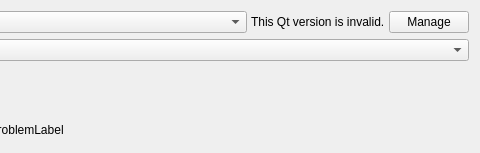
The window that src/plugins/qt4projectmanager/qt4projectconfigwidget.ui (qt-creator/qt-creator) describes before a commit, drawn with Qt 5; both pictures show x 232 to 712 and y 0 to 153 of the 712 by 153 pixel window.
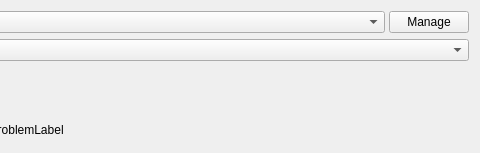
The same window after the commit. Icons and pictures are not drawn. Custom widgets are drawn as their Qt base class.

Commit message:
Preserve invalid Qt versions when loading a project
Now that we have 2.0 out we can be less strict when checking
project consistency when loading .user files.  The strictness
was necessary due to upgrading non-target projects to target
projects.

 * Allow for invalid Qt versions when loading a .user file that was not
   updated from the pre-target era.
 * Update the UI to show invalid Qt versions as invalid. Remove
   the Invalid version as soon as a valid one is imported.

This does preserve the buildsteps, too.

The edit to the form file:
```diff
--- a/src/plugins/qt4projectmanager/qt4projectconfigwidget.ui
+++ b/src/plugins/qt4projectmanager/qt4projectconfigwidget.ui
@@ -39,19 +39,6 @@
        </property>
       </widget>
      </item>
-     <item>
-      <widget class="QLabel" name="invalidQtWarningLabel">
-       <property name="sizePolicy">
-        <sizepolicy hsizetype="Maximum" vsizetype="Preferred">
-         <horstretch>0</horstretch>
-         <verstretch>0</verstretch>
-        </sizepolicy>
-       </property>
-       <property name="text">
-        <string>This Qt version is invalid.</string>
-       </property>
-      </widget>
-     </item>
      <item>
       <widget class="QPushButton" name="manageQtVersionPushButtons">
        <property name="text">
```
The commit also changes 6 other files.
